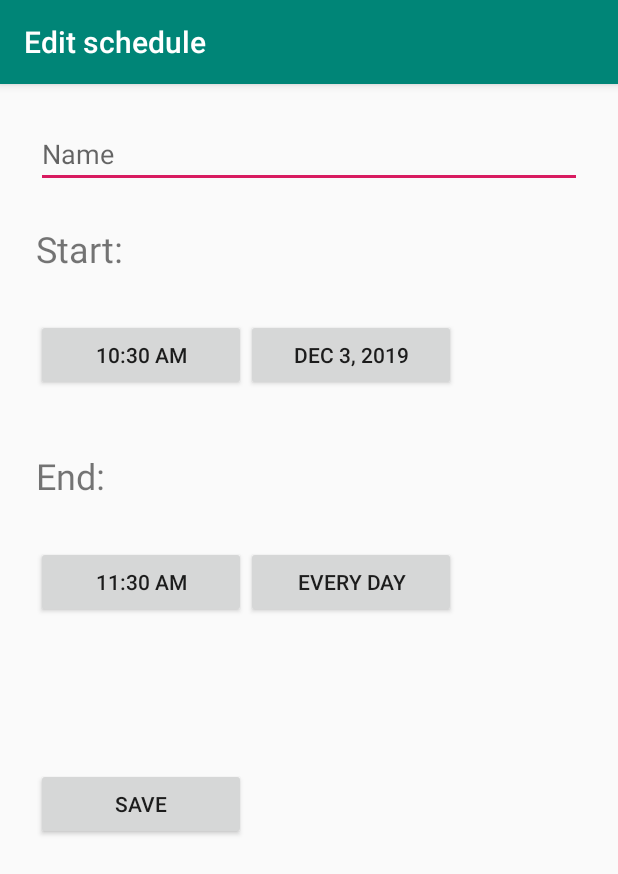
After one commit to xhe23/PermiSense, an Android app: the AddTimeActivity screen opened directly, with no data from a screen before it, on a phone screen of 412 x 824 dp. The commit adds this screen. Shown: the top 874 px of the screen. Run offline under Robolectric (Android 15) with nearby library versions, the phone set to English and light mode, and no system bars.

Commit message:
added time page

```diff
--- a/app/src/main/AndroidManifest.xml
+++ b/app/src/main/AndroidManifest.xml
@@ -21,9 +21,12 @@
             android:name="org.apache.http.legacy"
             android:required="false" />
         <activity
-            android:name=".dashboard.AddLocationActivity"
+            android:name=".scenarios.AddLocationActivity"
             android:label="@string/title_activity_add_location"
             android:theme="@style/AppTheme.NoActionBar"></activity>
+        <activity
+            android:name=".scenarios.AddTimeActivity"
+            android:label="Edit schedule"></activity>
         <activity android:name=".MainActivity">
             <intent-filter>
                 <action android:name="android.intent.action.MAIN" />
--- a/app/src/main/java/com/installedapps/com/installedapps/dashboard/AddLocationActivity.kt
+++ b/app/src/main/java/com/installedapps/com/installedapps/scenarios/AddLocationActivity.kt
@@ -1,4 +1,4 @@
-package com.installedapps.com.installedapps.dashboard
+package com.installedapps.com.installedapps.scenarios
 
 import android.Manifest
 import android.content.pm.PackageManager
--- /dev/null
+++ b/app/src/main/java/com/installedapps/com/installedapps/scenarios/AddTimeActivity.java
@@ -0,0 +1,138 @@
+package com.installedapps.com.installedapps.scenarios;
+
+import android.os.Bundle;
+import android.view.View;
+import android.widget.Button;
+
+import com.installedapps.com.installedapps.R;
+
+import java.text.DateFormat;
+import java.text.ParseException;
+import java.text.SimpleDateFormat;
+import java.util.Calendar;
+import java.util.Date;
+
+import androidx.appcompat.app.AppCompatActivity;
+import androidx.fragment.app.DialogFragment;
+
+public class AddTimeActivity extends AppCompatActivity {
+    private static final DateFormat dateFormat = new SimpleDateFormat("MMM d, yyyy");
+    private static final DateFormat timeFormat = new SimpleDateFormat("hh:mm a");
+
+    private Date startTime, startDate, endTime, endDate;
+    private Button mStartTimeButton, mStartDateButton, mEndTimeButton, mEndDateButton;
+    private Calendar cal;
+
+    @Override
+    protected void onCreate(Bundle savedInstanceState) {
+        super.onCreate(savedInstanceState);
+        setContentView(R.layout.activity_add_time);
+
+        mStartTimeButton = (Button)findViewById(R.id.start_time_button);
+        mStartDateButton = (Button)findViewById(R.id.start_date_button);
+        mEndTimeButton = (Button)findViewById(R.id.end_time_button);
+        mEndDateButton = (Button)findViewById(R.id.end_date_button);
+
+        startTime = startDate = new Date();
+        cal = Calendar.getInstance();
+        cal.setTime(startTime); // sets calendar time/date
+        cal.add(Calendar.HOUR_OF_DAY, 1); // adds one hour
+        endTime = cal.getTime(); // returns new date object, one hour in the future
+        cal.add(Calendar.YEAR, 100);
+        endDate = cal.getTime();
+
+        mStartTimeButton.setText(timeFormat.format(startTime));
+        mStartDateButton.setText(dateFormat.format(startDate));
+        mEndTimeButton.setText(timeFormat.format(endTime));
+        //Intent i = getIntent();
+
+    }
+
+    public void showStartTimePickerDialog(View v) {
+        DialogFragment newFragment = new TimePickerFragment();
+        Bundle args = new Bundle();
+        cal.setTime(startTime);
+        args.putInt("hour", cal.get(Calendar.HOUR_OF_DAY));
+        args.putInt("minute", cal.get(Calendar.MINUTE));
+        args.putBoolean("isStart", true);
+        newFragment.setArguments(args);
+        newFragment.show(getSupportFragmentManager(), "timePicker");
+    }
+
+    public void showEndTimePickerDialog(View v) {
+        DialogFragment newFragment = new TimePickerFragment();
+        Bundle args = new Bundle();
+        cal.setTime(endTime);
+        args.putInt("hour", cal.get(Calendar.HOUR_OF_DAY));
+        args.putInt("minute", cal.get(Calendar.MINUTE));
+        args.putBoolean("isStart", false);
+        newFragment.setArguments(args);
+        newFragment.show(getSupportFragmentManager(), "timePicker");
+    }
+
+    public void showStartDatePickerDialog(View v) {
+        DialogFragment newFragment = new DatePickerFragment();
+        Bundle args = new Bundle();
+        cal.setTime(startDate);
+        args.putInt("month", cal.get(Calendar.MONTH));
+        args.putInt("day", cal.get(Calendar.DAY_OF_MONTH));
+        args.putInt("year", cal.get(Calendar.YEAR));
+        args.putBoolean("isStart", true);
+        newFragment.setArguments(args);
+        newFragment.show(getSupportFragmentManager(), "datePicker");
+    }
+
+    public void showEndDatePickerDialog(View v) {
+        DialogFragment newFragment = new DatePickerFragment();
+        Bundle args = new Bundle();
+        cal.setTime(endDate);
+        args.putInt("month", cal.get(Calendar.MONTH));
+        args.putInt("day", cal.get(Calendar.DAY_OF_MONTH));
+        args.putInt("year", cal.get(Calendar.YEAR));
+        args.putBoolean("isStart", false);
+        newFragment.setArguments(args);
+        newFragment.show(getSupportFragmentManager(), "datePicker");
+    }
+
+    public void setStartTime(int hour, int minute) {
+        SimpleDateFormat df = new SimpleDateFormat("H:m");
+        try {
+            startTime = df.parse(hour + ":" + minute);
+        } catch (ParseException e) {
+            e.printStackTrace();
+        }
+        mStartTimeButton.setText(timeFormat.format(startTime));
+    }
+
+    public void setEndTime(int hour, int minute) {
+        SimpleDateFormat df = new SimpleDateFormat("H:m");
+        try {
+            endTime = df.parse(hour + ":" + minute);
+        } catch (ParseException e) {
+            e.printStackTrace();
+        }
+        mEndTimeButton.setText(timeFormat.format(endTime));
+    }
+
+    public void setStartDate(int month, int day, int year) {
+        month++;
+        SimpleDateFormat df = new SimpleDateFormat("M/d/yyyy");
+        try {
+            startDate = df.parse(month + "/" + day + "/" + year);
+        } catch (ParseException e) {
+            e.printStackTrace();
+        }
+        mStartDateButton.setText(dateFormat.format(startDate));
+    }
+
+    public void setEndDate(int month, int day, int year) {
+        month++;
+        SimpleDateFormat df = new SimpleDateFormat("M/d/yyyy");
+        try {
+            endDate = df.parse(month + "/" + day + "/" + year);
+        } catch (ParseException e) {
+            e.printStackTrace();
+        }
+        mEndDateButton.setText(dateFormat.format(endDate));
+    }
+}
--- a/app/src/main/java/com/installedapps/com/installedapps/dashboard/ScenarioListViewModel.java
+++ b/app/src/main/java/com/installedapps/com/installedapps/scenarios/ScenarioListViewModel.java
@@ -1,4 +1,4 @@
-package com.installedapps.com.installedapps.dashboard;
+package com.installedapps.com.installedapps.scenarios;
 
 import androidx.lifecycle.LiveData;
 import androidx.lifecycle.MutableLiveData;
--- a/app/src/main/res/layout/activity_add_location.xml
+++ b/app/src/main/res/layout/activity_add_location.xml
@@ -4,7 +4,7 @@
     xmlns:tools="http://schemas.android.com/tools"
     android:layout_width="match_parent"
     android:layout_height="match_parent"
-    tools:context=".dashboard.AddLocationActivity">
+    tools:context=".scenarios.AddLocationActivity">
 
     <com.google.android.material.appbar.AppBarLayout
         android:layout_width="match_parent"
@@ -24,7 +24,7 @@
         android:layout_width="match_parent"
         android:layout_height="match_parent"
         app:layout_behavior="@string/appbar_scrolling_view_behavior"
-        tools:context=".dashboard.AddLocationActivity"
+        tools:context=".scenarios.AddLocationActivity"
         tools:showIn="@layout/activity_add_location">
 
         <EditText
@@ -68,7 +68,7 @@
             app:uiScrollGestures="true"
             app:uiZoomControls="true"
             app:uiZoomGestures="true"
-            tools:context="com.installedapps.com.installedapps.dashboard.AddLocationActivity" />
+            tools:context="com.installedapps.com.installedapps.scenarios.AddLocationActivity" />
 
         <Button
             android:id="@+id/saveButton"
--- /dev/null
+++ b/app/src/main/res/layout/activity_add_time.xml
@@ -0,0 +1,79 @@
+<?xml version="1.0" encoding="utf-8"?>
+<LinearLayout xmlns:android="http://schemas.android.com/apk/res/android"
+    android:orientation="vertical" android:layout_width="match_parent"
+    android:layout_height="match_parent">
+
+    <EditText
+        android:id="@+id/timeNameEdit"
+        android:layout_width="match_parent"
+        android:layout_height="wrap_content"
+        android:layout_marginStart="@dimen/general_margin"
+        android:layout_marginTop="@dimen/general_margin"
+        android:layout_marginEnd="@dimen/general_margin"
+        android:ems="10"
+        android:hint="Name"
+        android:inputType="textPersonName" />
+
+    <TextView
+        android:layout_width="match_parent"
+        android:layout_height="63dp"
+        android:text="Start:"
+        android:textSize="24sp"
+        android:layout_marginStart="@dimen/general_margin"
+        android:layout_marginTop="@dimen/general_margin"/>
+
+    <LinearLayout xmlns:android="http://schemas.android.com/apk/res/android"
+        android:orientation="horizontal" android:layout_width="match_parent"
+        android:layout_height="wrap_content"
+        android:layout_marginStart="@dimen/general_margin">
+        <Button
+            android:id="@+id/start_time_button"
+            android:layout_width="140dp"
+            android:layout_height="wrap_content"
+            android:text="12:00 PM"
+            android:onClick="showStartTimePickerDialog" />
+
+        <Button
+            android:id="@+id/start_date_button"
+            android:layout_width="140dp"
+            android:layout_height="wrap_content"
+            android:text="Start Date"
+            android:onClick="showStartDatePickerDialog" />
+    </LinearLayout>
+
+    <TextView
+        android:layout_width="match_parent"
+        android:layout_height="63dp"
+        android:text="End:"
+        android:textSize="24sp"
+        android:layout_marginStart="@dimen/general_margin"
+        android:layout_marginTop="40dp"/>
+
+    <LinearLayout xmlns:android="http://schemas.android.com/apk/res/android"
+        android:orientation="horizontal" android:layout_width="match_parent"
+        android:layout_height="wrap_content"
+        android:layout_marginStart="@dimen/general_margin">
+        <Button
+            android:id="@+id/end_time_button"
+            android:layout_width="140dp"
+            android:layout_height="wrap_content"
+            android:text="1:00 PM"
+            android:onClick="showEndTimePickerDialog" />
+
+        <Button
+            android:id="@+id/end_date_button"
+            android:layout_width="140dp"
+            android:layout_height="wrap_content"
+            android:text="Every Day"
+            android:onClick="showEndDatePickerDialog" />
+    </LinearLayout>
+
+    <Button
+        android:layout_width="140dp"
+        android:layout_height="wrap_content"
+        android:text="Save"
+        android:layout_marginTop="100dp"
+        android:layout_marginStart="@dimen/general_margin"
+        android:onClick="showDatePickerDialog" />
+
+</LinearLayout>
--- a/app/src/main/res/layout/fragment_scenario_list.xml
+++ b/app/src/main/res/layout/fragment_scenario_list.xml
@@ -12,7 +12,7 @@
         android:layout_marginEnd="16dp"
         android:layout_marginBottom="100dp"
         android:contentDescription="submit"
-        android:src="@drawable/ic_dashboard_black_24dp"
+        android:src="@drawable/ic_add_24px"
         app:layout_constraintBottom_toBottomOf="parent"
         app:layout_constraintEnd_toEndOf="parent" />
 
--- a/app/src/main/res/menu/scenario_add_menu.xml
+++ b/app/src/main/res/menu/scenario_add_menu.xml
@@ -4,4 +4,8 @@
     <item
         android:id="@+id/location"
         android:title="@string/sc_location" />
+
+    <item
+        android:id="@+id/time"
+        android:title="Time" />
 </menu>
--- a/app/src/main/res/navigation/mobile_navigation.xml
+++ b/app/src/main/res/navigation/mobile_navigation.xml
@@ -13,7 +13,7 @@
 
     <fragment
         android:id="@+id/navigation_sceanrio"
-        android:name="com.installedapps.com.installedapps.dashboard.ScenarioListFragment"
+        android:name="com.installedapps.com.installedapps.scenarios.ScenarioListFragment"
         android:label="@string/title_dashboard"
         tools:layout="@layout/fragment_scenario_list" />
 
```
Also changed, not shown: app/src/main/java/com/installedapps/com/installedapps/scenarios/DatePickerFragment.java (added, +40 -0 lines), app/src/main/java/com/installedapps/com/installedapps/scenarios/ScenarioListFragment.java (renamed from app/src/main/java/com/installedapps/com/installedapps/dashboard/ScenarioListFragment.java, +4 -3 lines), app/src/main/java/com/installedapps/com/installedapps/scenarios/TimePickerFragment.java (added, +37 -0 lines).
